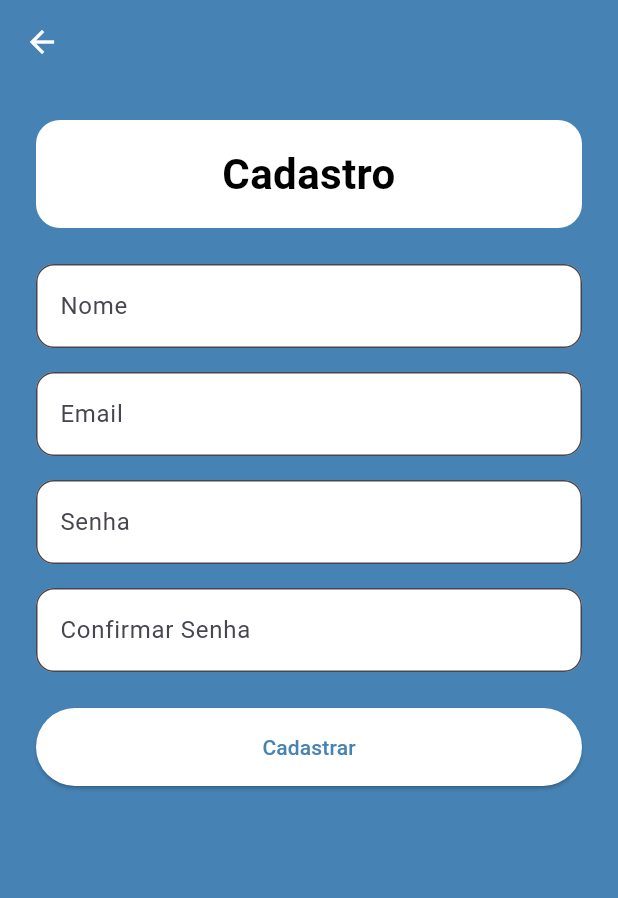
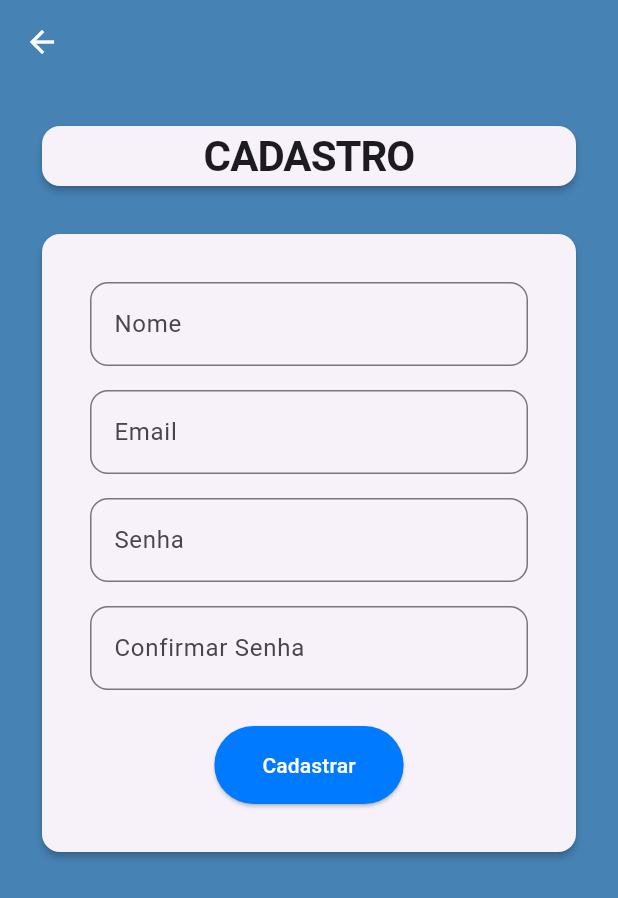
Before and after one commit to gusmariz/Projeto-Safe-Gate, a Flutter app: the CadastroScreen screen opened directly, on a phone screen of 412 x 824 dp. Shown: the top 898 px of the screen. Run offline on Flutter 3.47's test engine with Material 3 defaults, Android fonts, the phone set to English and light mode, and no system bars; our stand-ins replace google_fonts.

Commit message:
Estilização da tela de cadastro melhorada

```diff
--- a/lib/tela_cadastro.dart
+++ b/lib/tela_cadastro.dart
@@ -1,4 +1,5 @@
 import 'package:flutter/material.dart';
+import 'package:google_fonts/google_fonts.dart';
 
 class CadastroScreen extends StatelessWidget {
   final VoidCallback onCadastroConcluido;
@@ -56,53 +57,74 @@ class CadastroScreen extends StatelessWidget {
             crossAxisAlignment: CrossAxisAlignment.stretch,
             mainAxisAlignment: MainAxisAlignment.start, // Alinha no topo
             children: [
-              Container(
-                padding:
-                    const EdgeInsets.symmetric(vertical: 16, horizontal: 32),
-                decoration: BoxDecoration(
-                  color: Colors.white,
-                  borderRadius: BorderRadius.circular(16),
-                ),
-                child: const Text(
-                  'Cadastro',
-                  style: TextStyle(
+              Card(
+                elevation: 2,
+                child: Text(
+                  'CADASTRO',
+                  style: GoogleFonts.roboto(
                     fontSize: 28,
                     fontWeight: FontWeight.bold,
-                    color: Color(0xff000000),
+                    letterSpacing: -0.64,
                   ),
                   textAlign: TextAlign.center,
                 ),
               ),
               const SizedBox(height: 24),
+              Card(
+                elevation: 2,
+                child: Container(
+                  padding: const EdgeInsets.all(32),
+                  child: Column(
+                    children: [
                       TextField(
                         controller: _nomeController,
-                decoration: _inputDecoration('Nome'),
+                        decoration: InputDecoration(
+                          labelText: 'Nome',
+                          border: OutlineInputBorder(
+                            borderRadius: BorderRadius.circular(12)
+                          ),
+                        ),
                       ),
                       const SizedBox(height: 16),
                       TextField(
                         controller: _emailController,
-                decoration: _inputDecoration('Email'),
+                        decoration: InputDecoration(
+                          labelText: 'Email',
+                          border: OutlineInputBorder(
+                            borderRadius: BorderRadius.circular(12)
+                          ),
+                        ),
                       ),
                       const SizedBox(height: 16),
                       TextField(
                         controller: _senhaController,
                         obscureText: true,
-                decoration: _inputDecoration('Senha'),
+                        decoration: InputDecoration(
+                          labelText: 'Senha',
+                          border: OutlineInputBorder(
+                            borderRadius: BorderRadius.circular(12)
+                          ),
+                        ),
                       ),
                       const SizedBox(height: 16),
                       TextField(
                         controller: _confirmarSenhaController,
                         obscureText: true,
-                decoration: _inputDecoration('Confirmar Senha'),
+                        decoration: InputDecoration(
+                          labelText: 'Confirmar Senha',
+                          border: OutlineInputBorder(
+                            borderRadius: BorderRadius.circular(12)
+                          ),
+                        ),
                       ),
                       const SizedBox(height: 24),
                       ElevatedButton(
                         onPressed: () => _cadastrar(context),
                         style: ElevatedButton.styleFrom(
-                  padding:
-                      const EdgeInsets.symmetric(horizontal: 32, vertical: 16),
-                  backgroundColor: Colors.white,
-                  foregroundColor: const Color(0xFF4682B4),
+                          padding: const EdgeInsets.symmetric(
+                              horizontal: 32, vertical: 16),
+                          backgroundColor: Color(0xFF007AFF),
+                          foregroundColor: Colors.white,
                         ),
                         child: const Text('Cadastrar'),
                       ),
@@ -110,15 +132,10 @@ class CadastroScreen extends StatelessWidget {
                   ),
                 ),
               ),
-    );
-  }
-
-  InputDecoration _inputDecoration(String label) {
-    return InputDecoration(
-      labelText: label,
-      filled: true,
-      fillColor: Colors.white,
-      border: OutlineInputBorder(borderRadius: BorderRadius.circular(12)),
+            ],
+          ),
+        ),
+      ),
     );
   }
 }
```
Lines whose indentation alone changed are shown as unchanged.
